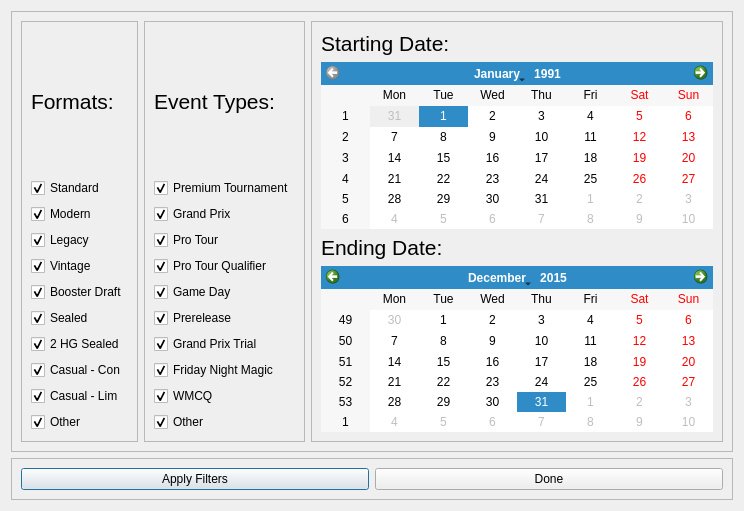
This is UIs/Filters.ui in JeffHoogland/qutemtgstats as Qt 5 draws it before an edit. The edited form follows.
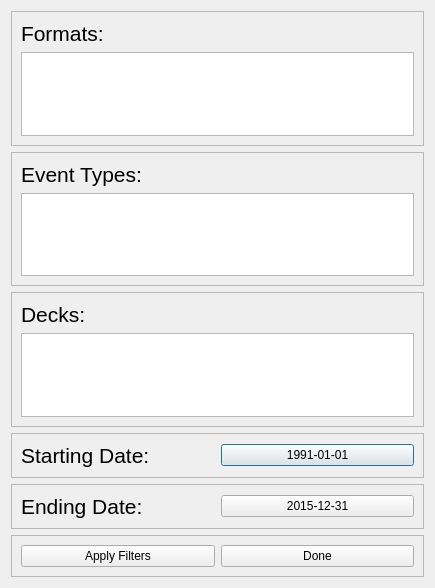
This is the edited form.

Commit message: Started adjusting filters window

Diff of the .ui file:
```diff
--- a/UIs/Filters.ui
+++ b/UIs/Filters.ui
@@ -6,8 +6,8 @@
    <rect>
     <x>0</x>
     <y>0</y>
-    <width>744</width>
-    <height>511</height>
+    <width>435</width>
+    <height>588</height>
    </rect>
   </property>
   <property name="windowTitle">
@@ -15,15 +15,6 @@
   </property>
   <layout class="QVBoxLayout" name="verticalLayout">
    <item>
-    <widget class="QFrame" name="filtersFrame">
-     <property name="frameShape">
-      <enum>QFrame::StyledPanel</enum>
-     </property>
-     <property name="frameShadow">
-      <enum>QFrame::Raised</enum>
-     </property>
-     <layout class="QHBoxLayout" name="horizontalLayout_2">
-      <item>
        <widget class="QFrame" name="formatFrame">
         <property name="frameShape">
          <enum>QFrame::StyledPanel</enum>
@@ -40,134 +31,7 @@
           </widget>
          </item>
          <item>
-          <widget class="QCheckBox" name="standardFilter">
-           <property name="toolTip">
-            <string>Standard</string>
-           </property>
-           <property name="text">
-            <string>Standard</string>
-           </property>
-           <property name="checked">
-            <bool>true</bool>
-           </property>
-          </widget>
-         </item>
-         <item>
-          <widget class="QCheckBox" name="modernFilter">
-           <property name="toolTip">
-            <string>Modern</string>
-           </property>
-           <property name="text">
-            <string>Modern</string>
-           </property>
-           <property name="checked">
-            <bool>true</bool>
-           </property>
-          </widget>
-         </item>
-         <item>
-          <widget class="QCheckBox" name="legacyFilter">
-           <property name="toolTip">
-            <string>Legacy</string>
-           </property>
-           <property name="text">
-            <string>Legacy</string>
-           </property>
-           <property name="checked">
-            <bool>true</bool>
-           </property>
-          </widget>
-         </item>
-         <item>
-          <widget class="QCheckBox" name="vintageFilter">
-           <property name="toolTip">
-            <string>Vintage</string>
-           </property>
-           <property name="text">
-            <string>Vintage</string>
-           </property>
-           <property name="checked">
-            <bool>true</bool>
-           </property>
-          </widget>
-         </item>
-         <item>
-          <widget class="QCheckBox" name="boosterDraftFilter">
-           <property name="toolTip">
-            <string>Booster Draft</string>
-           </property>
-           <property name="text">
-            <string>Booster Draft</string>
-           </property>
-           <property name="checked">
-            <bool>true</bool>
-           </property>
-          </widget>
-         </item>
-         <item>
-          <widget class="QCheckBox" name="sealedFilter">
-           <property name="toolTip">
-            <string>Sealed</string>
-           </property>
-           <property name="text">
-            <string>Sealed</string>
-           </property>
-           <property name="checked">
-            <bool>true</bool>
-           </property>
-          </widget>
-         </item>
-         <item>
-          <widget class="QCheckBox" name="twoHGSealedFilter">
-           <property name="toolTip">
-            <string>2 HG Sealed</string>
-           </property>
-           <property name="text">
-            <string>2 HG Sealed</string>
-           </property>
-           <property name="checked">
-            <bool>true</bool>
-           </property>
-          </widget>
-         </item>
-         <item>
-          <widget class="QCheckBox" name="casualConFilter">
-           <property name="toolTip">
-            <string>Casual - Constructed</string>
-           </property>
-           <property name="text">
-            <string>Casual - Con</string>
-           </property>
-           <property name="checked">
-            <bool>true</bool>
-           </property>
-          </widget>
-         </item>
-         <item>
-          <widget class="QCheckBox" name="casualLimFilter">
-           <property name="toolTip">
-            <string>Casual - Limited</string>
-           </property>
-           <property name="text">
-            <string>Casual - Lim</string>
-           </property>
-           <property name="checked">
-            <bool>true</bool>
-           </property>
-          </widget>
-         </item>
-         <item>
-          <widget class="QCheckBox" name="otherFormatFilter">
-           <property name="toolTip">
-            <string>Other</string>
-           </property>
-           <property name="text">
-            <string>Other</string>
-           </property>
-           <property name="checked">
-            <bool>true</bool>
-           </property>
-          </widget>
+       <widget class="QListWidget" name="formatListWidget"/>
          </item>
         </layout>
        </widget>
@@ -189,140 +53,13 @@
           </widget>
          </item>
          <item>
-          <widget class="QCheckBox" name="premiumTournamentFilter">
-           <property name="toolTip">
-            <string>Magic WPN Premium Tournament</string>
-           </property>
-           <property name="text">
-            <string>Premium Tournament</string>
-           </property>
-           <property name="checked">
-            <bool>true</bool>
-           </property>
-          </widget>
-         </item>
-         <item>
-          <widget class="QCheckBox" name="grandPrixFilter">
-           <property name="toolTip">
-            <string>Magic Grand Prix</string>
-           </property>
-           <property name="text">
-            <string>Grand Prix</string>
-           </property>
-           <property name="checked">
-            <bool>true</bool>
-           </property>
-          </widget>
-         </item>
-         <item>
-          <widget class="QCheckBox" name="proTourFilter">
-           <property name="toolTip">
-            <string>Magic Pro Tour</string>
-           </property>
-           <property name="text">
-            <string>Pro Tour</string>
-           </property>
-           <property name="checked">
-            <bool>true</bool>
-           </property>
-          </widget>
-         </item>
-         <item>
-          <widget class="QCheckBox" name="PTQFilter">
-           <property name="toolTip">
-            <string>Magic Pro Tour Qualifier</string>
-           </property>
-           <property name="text">
-            <string>Pro Tour Qualifier</string>
-           </property>
-           <property name="checked">
-            <bool>true</bool>
-           </property>
-          </widget>
-         </item>
-         <item>
-          <widget class="QCheckBox" name="gameDayFilter">
-           <property name="toolTip">
-            <string>Magic Game Day</string>
-           </property>
-           <property name="text">
-            <string>Game Day</string>
-           </property>
-           <property name="checked">
-            <bool>true</bool>
-           </property>
-          </widget>
-         </item>
-         <item>
-          <widget class="QCheckBox" name="prereleaseFilter">
-           <property name="toolTip">
-            <string>Magic Prerelease</string>
-           </property>
-           <property name="text">
-            <string>Prerelease</string>
-           </property>
-           <property name="checked">
-            <bool>true</bool>
-           </property>
-          </widget>
-         </item>
-         <item>
-          <widget class="QCheckBox" name="GPTFilter">
-           <property name="toolTip">
-            <string>Magic Grand Prix Trial</string>
-           </property>
-           <property name="text">
-            <string>Grand Prix Trial</string>
-           </property>
-           <property name="checked">
-            <bool>true</bool>
-           </property>
-          </widget>
-         </item>
-         <item>
-          <widget class="QCheckBox" name="FNMFilter">
-           <property name="toolTip">
-            <string>Friday Night Magic</string>
-           </property>
-           <property name="text">
-            <string>Friday Night Magic</string>
-           </property>
-           <property name="checked">
-            <bool>true</bool>
-           </property>
-          </widget>
-         </item>
-         <item>
-          <widget class="QCheckBox" name="WMCQFilter">
-           <property name="toolTip">
-            <string>World Magic Cup Qualifier</string>
-           </property>
-           <property name="text">
-            <string>WMCQ</string>
-           </property>
-           <property name="checked">
-            <bool>true</bool>
-           </property>
-          </widget>
-         </item>
-         <item>
-          <widget class="QCheckBox" name="otherEventFilter">
-           <property name="toolTip">
-            <string>Other</string>
-           </property>
-           <property name="text">
-            <string>Other</string>
-           </property>
-           <property name="checked">
-            <bool>true</bool>
-           </property>
-          </widget>
+       <widget class="QListWidget" name="eventListWidget"/>
          </item>
         </layout>
        </widget>
       </item>
       <item>
-       <widget class="QFrame" name="datesFrame">
+    <widget class="QFrame" name="deckFrame">
         <property name="frameShape">
          <enum>QFrame::StyledPanel</enum>
         </property>
@@ -331,6 +68,28 @@
         </property>
         <layout class="QVBoxLayout" name="verticalLayout_4">
          <item>
+       <widget class="QLabel" name="deckLabel">
+        <property name="text">
+         <string>&lt;html&gt;&lt;head/&gt;&lt;body&gt;&lt;p&gt;&lt;span style=&quot; font-size:16pt;&quot;&gt;Decks:&lt;/span&gt;&lt;/p&gt;&lt;/body&gt;&lt;/html&gt;</string>
+        </property>
+       </widget>
+      </item>
+      <item>
+       <widget class="QListWidget" name="deckListWidget"/>
+      </item>
+     </layout>
+    </widget>
+   </item>
+   <item>
+    <widget class="QFrame" name="startingFrame">
+     <property name="frameShape">
+      <enum>QFrame::StyledPanel</enum>
+     </property>
+     <property name="frameShadow">
+      <enum>QFrame::Raised</enum>
+     </property>
+     <layout class="QHBoxLayout" name="horizontalLayout_2">
+      <item>
           <widget class="QLabel" name="datesLabel">
            <property name="text">
             <string>&lt;html&gt;&lt;head/&gt;&lt;body&gt;&lt;p&gt;&lt;span style=&quot; font-size:16pt;&quot;&gt;Starting Date:&lt;/span&gt;&lt;/p&gt;&lt;/body&gt;&lt;/html&gt;</string>
@@ -338,23 +97,24 @@
           </widget>
          </item>
          <item>
-          <widget class="QCalendarWidget" name="startingDate">
-           <property name="selectedDate">
-            <date>
-             <year>1991</year>
-             <month>1</month>
-             <day>1</day>
-            </date>
-           </property>
-           <property name="minimumDate">
-            <date>
-             <year>1991</year>
-             <month>1</month>
-             <day>1</day>
-            </date>
-           </property>
-          </widget>
-         </item>
+       <widget class="QPushButton" name="startingButton">
+        <property name="text">
+         <string>1991-01-01</string>
+        </property>
+       </widget>
+      </item>
+     </layout>
+    </widget>
+   </item>
+   <item>
+    <widget class="QFrame" name="endingFrame">
+     <property name="frameShape">
+      <enum>QFrame::StyledPanel</enum>
+     </property>
+     <property name="frameShadow">
+      <enum>QFrame::Raised</enum>
+     </property>
+     <layout class="QHBoxLayout" name="horizontalLayout_3">
          <item>
           <widget class="QLabel" name="label_2">
            <property name="text">
@@ -363,24 +123,10 @@
           </widget>
          </item>
          <item>
-          <widget class="QCalendarWidget" name="endingDate">
-           <property name="selectedDate">
-            <date>
-             <year>2015</year>
-             <month>12</month>
-             <day>31</day>
-            </date>
-           </property>
-           <property name="minimumDate">
-            <date>
-             <year>1991</year>
-             <month>1</month>
-             <day>1</day>
-            </date>
-           </property>
-          </widget>
-         </item>
-        </layout>
+       <widget class="QPushButton" name="endingButton">
+        <property name="text">
+         <string>2015-12-31</string>
+        </property>
        </widget>
       </item>
      </layout>
```
Lines whose indentation alone changed are shown as unchanged. The commit also changes 20 other files.
